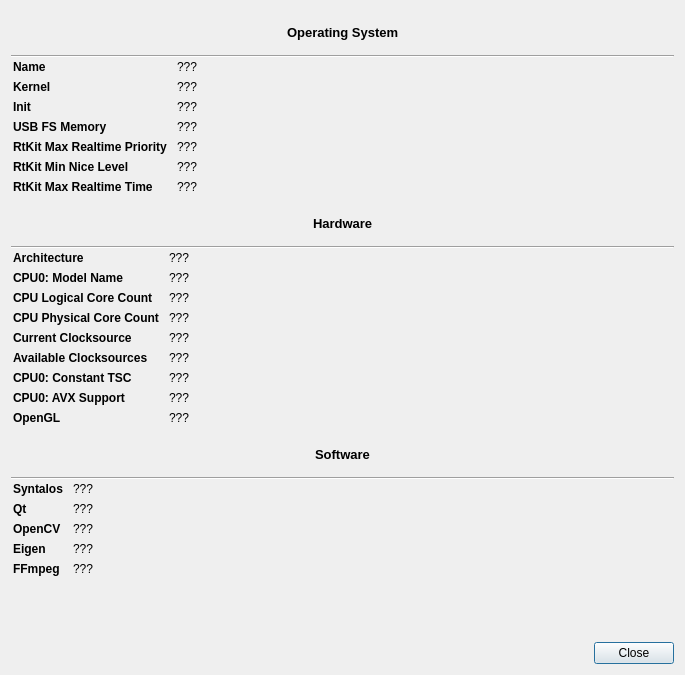
The window that src/sysinfodialog.ui (syntalos/syntalos) describes before a commit, drawn with Qt 5.
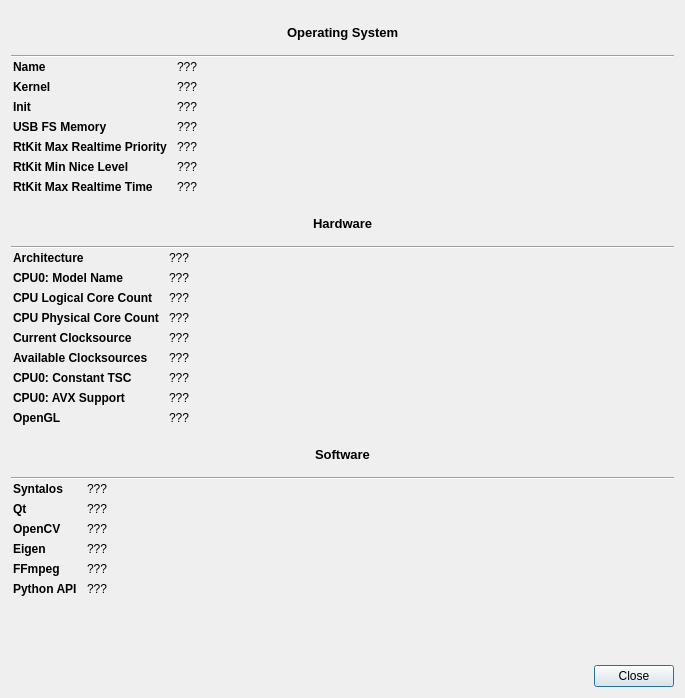
The same window after the commit.

Commit message: Add Python API version we are built against to sysinfo data display

```diff
--- a/src/sysinfodialog.ui
+++ b/src/sysinfodialog.ui
@@ -7,7 +7,7 @@
     <x>0</x>
     <y>0</y>
     <width>685</width>
-    <height>675</height>
+    <height>698</height>
    </rect>
   </property>
   <property name="windowTitle">
@@ -810,6 +810,29 @@
           </property>
          </widget>
         </item>
+        <item row="5" column="0">
+         <widget class="QLabel" name="pythonAPILabel">
+          <property name="font">
+           <font>
+            <weight>75</weight>
+            <bold>true</bold>
+           </font>
+          </property>
+          <property name="text">
+           <string>Python API</string>
+          </property>
+         </widget>
+        </item>
+        <item row="5" column="1">
+         <widget class="QLabel" name="valPythonAPI">
+          <property name="statusTip">
+           <string>Version of the Python API that Syntalos was compiled against</string>
+          </property>
+          <property name="text">
+           <string>???</string>
+          </property>
+         </widget>
+        </item>
        </layout>
       </item>
       <item>
```
The commit also changes 7 other files.
